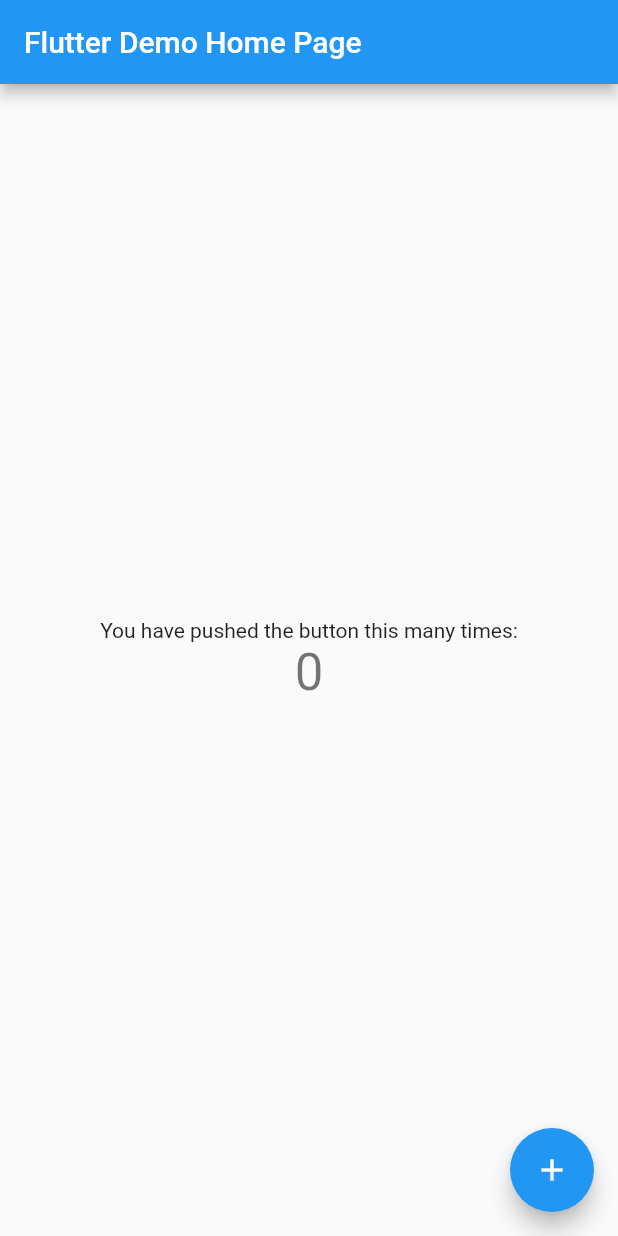
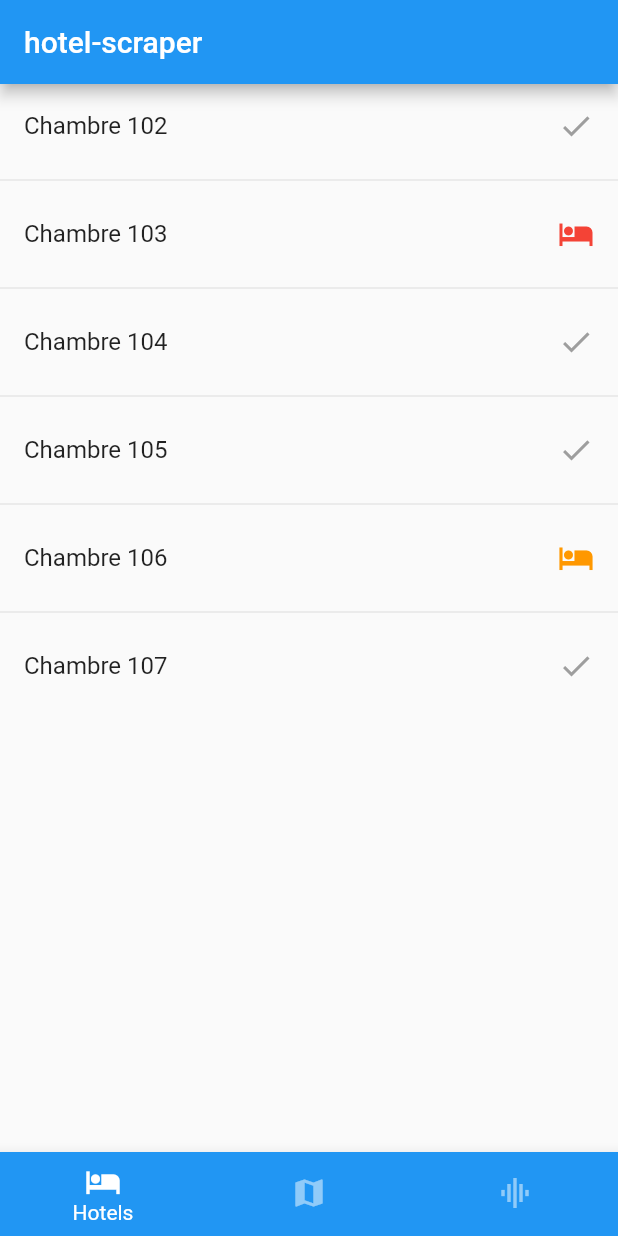
Before and after one commit to Im-Rises/hotel-scraper-interface-prototype, a Flutter app: the screen it shows after launch, on a phone screen of 412 x 824 dp. Run offline on Flutter 3.47's test engine with Material 2 defaults, Android fonts, the phone set to English and light mode, and no system bars.

Commit message:
ajout d'un menu pour se deplacer

```diff
--- /dev/null
+++ b/lib/global/navigation.dart
@@ -0,0 +1,42 @@
+import 'package:flutter/material.dart';
+
+class LipsterNavigation extends StatelessWidget {
+  const LipsterNavigation(
+      {required this.navBarTapCallBack,
+      required this.currentRouteIndex,
+      Key? key})
+      : super(key: key);
+
+  final void Function(int) navBarTapCallBack;
+  final int currentRouteIndex;
+
+  @override
+  Widget build(BuildContext context) {
+    return BottomNavigationBar(
+      backgroundColor: Colors.blue,
+      selectedItemColor: Colors.white,
+      unselectedItemColor: Colors.white.withOpacity(.5),
+      showUnselectedLabels: false,
+      selectedFontSize: 14,
+      unselectedFontSize: 12,
+      type: BottomNavigationBarType.fixed,
+      currentIndex: currentRouteIndex,
+      items: const [
+        BottomNavigationBarItem(
+          label: 'Hotels',
+          icon: Icon(Icons.hotel),
+        ),
+        BottomNavigationBarItem(
+          label: 'Map',
+          icon: Icon(Icons.map),
+        ),
+        BottomNavigationBarItem(
+          label: 'Statistiques',
+          icon: Icon(Icons.graphic_eq),
+        ),
+
+      ],
+      onTap: navBarTapCallBack,
+    );
+  }
+}
--- a/lib/main.dart
+++ b/lib/main.dart
@@ -1,115 +1,74 @@
 import 'package:flutter/material.dart';
+import 'package:hotel_scraper_interface/menu/menu.dart';
+import 'package:hotel_scraper_interface/global/navigation.dart';
+import 'package:hotel_scraper_interface/reports/reports.dart';
+import 'package:hotel_scraper_interface/rooms/rooms.dart';
 
-void main() {
-  runApp(const MyApp());
-}
-
-class MyApp extends StatelessWidget {
-  const MyApp({Key? key}) : super(key: key);
+class LipsterAdminApp extends StatelessWidget {
+  const LipsterAdminApp({Key? key}) : super(key: key);
 
   // This widget is the root of your application.
   @override
   Widget build(BuildContext context) {
     return MaterialApp(
-      title: 'Flutter Demo',
+      title: 'Lipster Admin App',
       theme: ThemeData(
-        // This is the theme of your application.
-        //
-        // Try running your application with "flutter run". You'll see the
-        // application has a blue toolbar. Then, without quitting the app, try
-        // changing the primarySwatch below to Colors.green and then invoke
-        // "hot reload" (press "r" in the console where you ran "flutter run",
-        // or simply save your changes to "hot reload" in a Flutter IDE).
-        // Notice that the counter didn't reset back to zero; the application
-        // is not restarted.
-        primarySwatch: Colors.blue,
+        colorScheme: ColorScheme.fromSwatch().copyWith(
+          primary: Colors.blue,
+          secondary: const Color.fromARGB(255, 228, 197, 60),
+        ),
       ),
-      home: const MyHomePage(title: 'Flutter Demo Home Page'),
+      initialRoute: '/',
+      routes: {
+        '/': (context) => const LipsterAdminHomePage(title: 'hotel-scraper'),
+      },
     );
   }
 }
 
-class MyHomePage extends StatefulWidget {
-  const MyHomePage({Key? key, required this.title}) : super(key: key);
-
-  // This widget is the home page of your application. It is stateful, meaning
-  // that it has a State object (defined below) that contains fields that affect
-  // how it looks.
-
-  // This class is the configuration for the state. It holds the values (in this
-  // case the title) provided by the parent (in this case the App widget) and
-  // used by the build method of the State. Fields in a Widget subclass are
-  // always marked "final".
+class LipsterAdminHomePage extends StatefulWidget {
+  const LipsterAdminHomePage({Key? key, required this.title}) : super(key: key);
 
   final String title;
 
   @override
-  State<MyHomePage> createState() => _MyHomePageState();
+  State<LipsterAdminHomePage> createState() => _LipsterAdminHomePageState();
 }
 
-class _MyHomePageState extends State<MyHomePage> {
-  int _counter = 0;
+class _LipsterAdminHomePageState extends State<LipsterAdminHomePage> {
+  int _selectedIndex = 0;
 
-  void _incrementCounter() {
+  static const List<Widget> _navPageOptions = <Widget>[
+    RoomsScreen(),
+    // EventScreen(),
+    MenuScreen(),
+    ReportsScreen(),
+  ];
+
+  void _onNavBarTapped(int index) {
     setState(() {
-      // This call to setState tells the Flutter framework that something has
-      // changed in this State, which causes it to rerun the build method below
-      // so that the display can reflect the updated values. If we changed
-      // _counter without calling setState(), then the build method would not be
-      // called again, and so nothing would appear to happen.
-      _counter++;
+      _selectedIndex = index;
     });
   }
 
   @override
   Widget build(BuildContext context) {
-    // This method is rerun every time setState is called, for instance as done
-    // by the _incrementCounter method above.
-    //
-    // The Flutter framework has been optimized to make rerunning build methods
-    // fast, so that you can just rebuild anything that needs updating rather
-    // than having to individually change instances of widgets.
     return Scaffold(
       appBar: AppBar(
-        // Here we take the value from the MyHomePage object that was created by
-        // the App.build method, and use it to set our appbar title.
         title: Text(widget.title),
       ),
       body: Center(
-        // Center is a layout widget. It takes a single child and positions it
-        // in the middle of the parent.
-        child: Column(
-          // Column is also a layout widget. It takes a list of children and
-          // arranges them vertically. By default, it sizes itself to fit its
-          // children horizontally, and tries to be as tall as its parent.
-          //
-          // Invoke "debug painting" (press "p" in the console, choose the
-          // "Toggle Debug Paint" action from the Flutter Inspector in Android
-          // Studio, or the "Toggle Debug Paint" command in Visual Studio Code)
-          // to see the wireframe for each widget.
-          //
-          // Column has various properties to control how it sizes itself and
-          // how it positions its children. Here we use mainAxisAlignment to
-          // center the children vertically; the main axis here is the vertical
-          // axis because Columns are vertical (the cross axis would be
-          // horizontal).
-          mainAxisAlignment: MainAxisAlignment.center,
-          children: <Widget>[
-            const Text(
-              'You have pushed the button this many times:',
-            ),
-            Text(
-              '$_counter',
-              style: Theme.of(context).textTheme.headline4,
-            ),
-          ],
-        ),
+        child: _navPageOptions.elementAt(_selectedIndex),
       ),
-      floatingActionButton: FloatingActionButton(
-        onPressed: _incrementCounter,
-        tooltip: 'Increment',
-        child: const Icon(Icons.add),
-      ), // This trailing comma makes auto-formatting nicer for build methods.
+      bottomNavigationBar: LipsterNavigation(
+        navBarTapCallBack: _onNavBarTapped,
+        currentRouteIndex: _selectedIndex,
+      ),
+      // This trailing comma makes auto-formatting nicer for build methods.
     );
   }
 }
+
+void main() {
+  runApp(const LipsterAdminApp());
+}
--- /dev/null
+++ b/lib/menu/menu.dart
@@ -0,0 +1,12 @@
+import 'package:flutter/material.dart';
+
+class MenuScreen extends StatelessWidget {
+  const MenuScreen({Key? key}) : super(key: key);
+
+  @override
+  Widget build(BuildContext context) {
+    return const Center(
+      child: Text('Menu'),
+    );
+  }
+}
--- /dev/null
+++ b/lib/reports/reports.dart
@@ -0,0 +1,12 @@
+import 'package:flutter/material.dart';
+
+class ReportsScreen extends StatelessWidget {
+  const ReportsScreen({Key? key}) : super(key: key);
+
+  @override
+  Widget build(BuildContext context) {
+    return const Center(
+      child: Text('Reports'),
+    );
+  }
+}
--- /dev/null
+++ b/lib/rooms/room_view.dart
@@ -0,0 +1,39 @@
+import 'package:flutter/material.dart';
+import 'package:hotel_scraper_interface/rooms/rooms_class.dart';
+
+import '../tools/list_view_builder.dart';
+
+class RoomView extends StatelessWidget {
+  const RoomView({required this.room, Key? key}) : super(key: key);
+  final Room room;
+
+  @override
+  Widget build(BuildContext context) {
+    return Scaffold(
+      appBar: AppBar(
+        title: Text('Chambre ${room.name}'),
+      ),
+      body: buildFromList(context, room.events, _builderRoom),
+      floatingActionButton: _buildFloatingActionButton(),
+    );
+  }
+
+  Widget _builderRoom(context, room) {
+      return ListTile(
+        title: Text(
+            '${room.description} - ${room.date}'),
+      );
+  }
+
+  Widget _buildFloatingActionButton() {
+    if (room.alertStatus == 'onInvestigation' || room.alertStatus == 'alert') {
+      return FloatingActionButton(
+        onPressed: () {
+          // nothing
+        },
+        child: const Icon(Icons.done),
+      );
+    }
+    return Container();
+  }
+}
--- /dev/null
+++ b/lib/rooms/rooms.dart
@@ -0,0 +1,58 @@
+import 'package:flutter/material.dart';
+import 'package:hotel_scraper_interface/rooms/room_view.dart';
+import 'package:hotel_scraper_interface/rooms/rooms_class.dart';
+import 'package:hotel_scraper_interface/tools/list_view_builder.dart';
+
+class RoomsScreen extends StatelessWidget {
+  const RoomsScreen({Key? key}) : super(key: key);
+
+  static List<Room> roomList = [
+    Room(
+      name: '102',
+      state: 'ok',
+      alertStatus: 'resolved',
+      events: [
+        RoomEvent(
+            date: DateTime.parse('2022-04-01 22:00:00Z'), description: 'Cough'),
+        RoomEvent(
+            date: DateTime.parse('2022-04-01 23:00:00Z'), description: 'Cry'),
+      ],
+    ),
+    Room(
+      name: '103',
+      state: 'alert',
+      alertStatus: 'alert',
+      events: [
+        RoomEvent(date: DateTime.now(), description: 'Cough'),
+      ],
+    ),
+    Room(name: '104', state: 'ok', alertStatus: 'resolved', events: []),
+    Room(name: '105', state: 'ok', alertStatus: 'resolved', events: []),
+    Room(
+        name: '106',
+        state: 'alert',
+        alertStatus: 'onInvestigation',
+        events: []),
+    Room(name: '107', state: 'ok', alertStatus: 'resolved', events: []),
+  ];
+
+  Widget _buildRoom(BuildContext context, Room room) {
+    return ListTile(
+      title: Text('Chambre ' + room.name),
+      trailing: Icon(
+        room.getIcon(),
+        color: room.getColor(),
+      ),
+      onTap: () {
+        Navigator.of(context).push(MaterialPageRoute<void>(builder: (context) {
+          return RoomView(room: room);
+        }));
+      },
+    );
+  }
+
+  @override
+  Widget build(BuildContext context) {
+    return buildFromList(context, roomList, _buildRoom);
+  }
+}
--- /dev/null
+++ b/lib/rooms/rooms_class.dart
@@ -0,0 +1,46 @@
+import 'package:flutter/material.dart';
+
+class RoomEvent {
+  RoomEvent({
+    required this.date,
+    required this.description,
+  });
+
+  final DateTime date;
+  final String description;
+}
+
+class Room {
+  Room({
+    required this.name,
+    required this.state,
+    required this.alertStatus,
+    required this.events,
+  });
+
+  final String name;
+  final String state;
+  final String alertStatus;
+  final List<RoomEvent> events;
+
+  @override
+  String toString() {
+    return 'Room instance: $name $state $alertStatus';
+  }
+
+  IconData getIcon() {
+    if (state == 'ok') {
+      return Icons.done;
+    }
+    return Icons.hotel;
+  }
+
+  Color getColor() {
+    if (alertStatus == 'alert') {
+      return Colors.red;
+    } else if (alertStatus == 'onInvestigation') {
+      return Colors.orange;
+    }
+    return Colors.grey;
+  }
+}
--- /dev/null
+++ b/lib/tools/list_view_builder.dart
@@ -0,0 +1,18 @@
+import 'package:flutter/material.dart';
+
+ListView buildFromList(BuildContext context, List items, Function tileBuilder) {
+  if (items.isNotEmpty) {
+    return ListView.builder(
+      itemCount: items.length * 2 - 1,
+      itemBuilder: (context, i) {
+        if (i.isOdd) {
+          return const Divider();
+        }
+
+        final index = i ~/ 2;
+        return tileBuilder(context, items[index]);
+      },
+    );
+  }
+  return ListView();
+}
```
Also changed, not shown: 1 other file.
